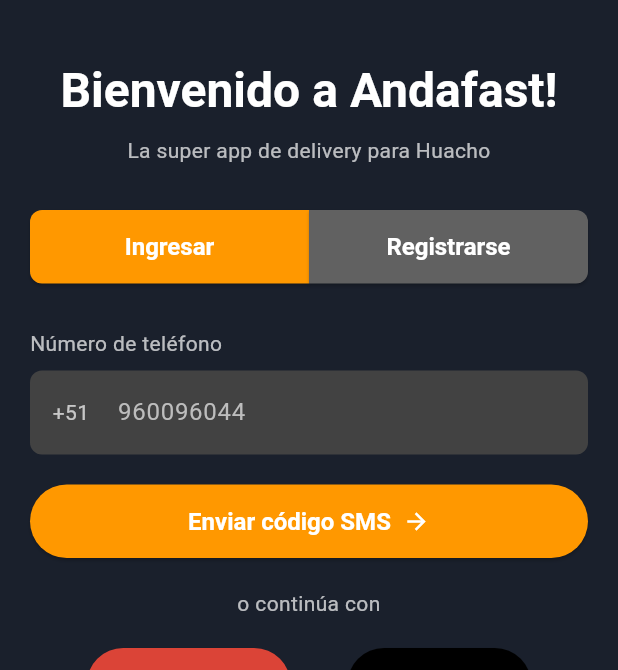
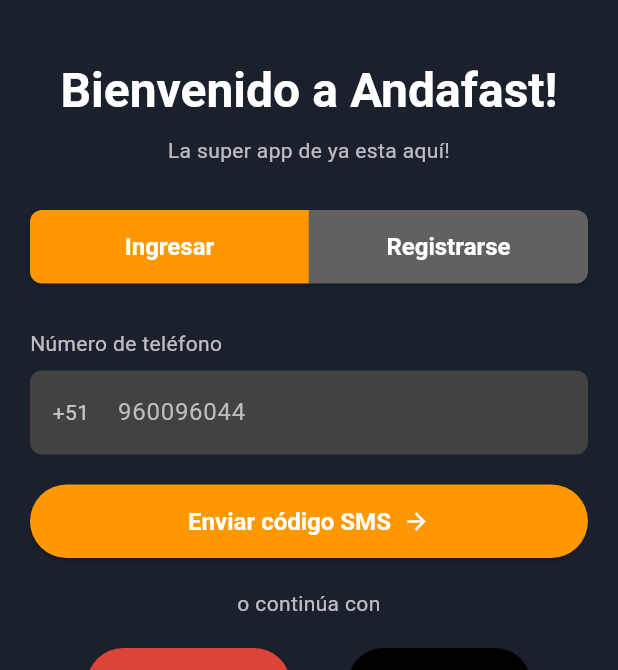
Before and after one commit to omarvasquezs/peru_dash_app, a Flutter app: the screen it shows after launch, on a phone screen of 412 x 824 dp, the part 210-880 px from its top. Run offline on Flutter 3.47's test engine with Material 3 defaults, Android fonts, the phone set to English and light mode, and no system bars; our stand-ins replace font_awesome_flutter.

Commit message:
Updating subtitle text for customer and driver apps.

```diff
--- a/lib/main_customer.dart
+++ b/lib/main_customer.dart
@@ -107,7 +107,7 @@
               ),
               const SizedBox(height: 10),
               Text(
-                'La super app de delivery para Huacho', // Subtitle from screenshot
+                'La super app de ya esta aquí!', // Subtitle from screenshot
                 textAlign: TextAlign.center,
                 style: Theme.of(context).textTheme.bodyMedium,
               ),
--- a/lib/main_driver.dart
+++ b/lib/main_driver.dart
@@ -89,7 +89,7 @@
               ),
               const SizedBox(height: 10),
               Text(
-                'La super app de delivery para Huacho', // Subtitle from screenshot
+                'La super app de ya esta aquí!', // Subtitle from screenshot
                 textAlign: TextAlign.center,
                 style: Theme.of(context).textTheme.bodyMedium,
               ),
```
